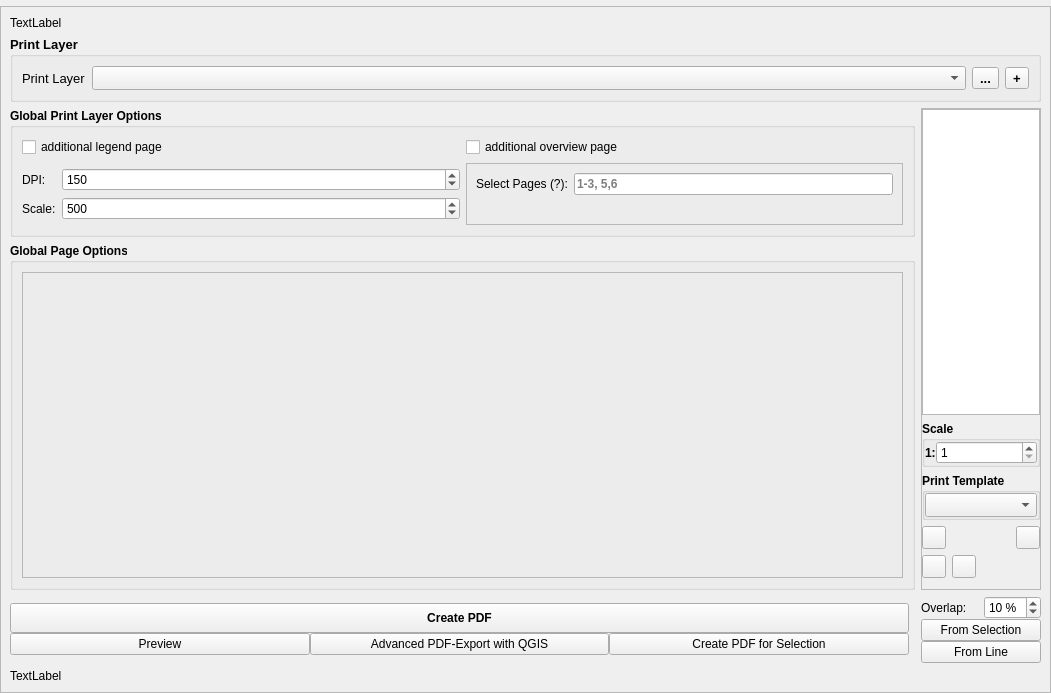
Before: the Qt Designer form modules/plot/plot_menu.ui in telekom/qgis_plugin_plot, drawn with Qt 5.
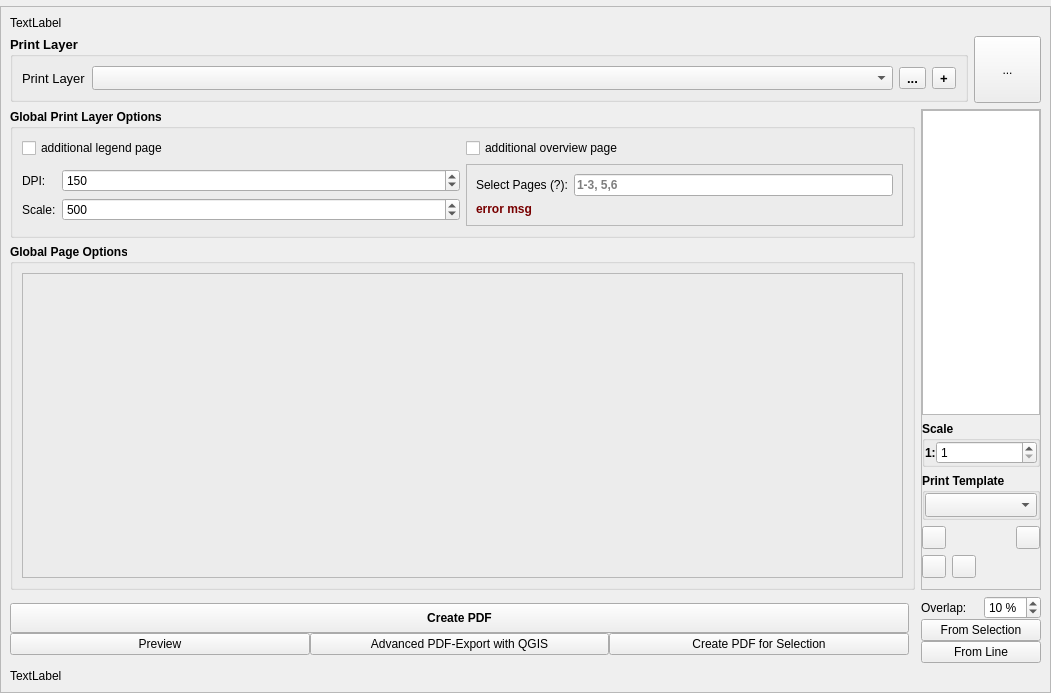
After: the same form once the commit is applied.

```diff
--- a/modules/plot/plot_menu.ui
+++ b/modules/plot/plot_menu.ui
@@ -769,10 +769,16 @@
                       </property>
                      </widget>
                     </item>
-                    <item row="1" column="0">
-                     <widget class="QLabel" name="lable_blank">
+                    <item row="1" column="0" colspan="2">
+                     <widget class="QLabel" name="Lable_Error_Msg">
+                      <property name="enabled">
+                       <bool>true</bool>
+                      </property>
+                      <property name="styleSheet">
+                       <string notr="true">color: rgb(120, 0, 0);</string>
+                      </property>
                       <property name="text">
-                       <string/>
+                       <string>error msg</string>
                       </property>
                      </widget>
                     </item>
@@ -900,6 +906,36 @@
             </widget>
            </item>
            <item row="2" column="0">
+            <widget class="QFrame" name="frame_6">
+             <property name="enabled">
+              <bool>true</bool>
+             </property>
+             <property name="sizePolicy">
+              <sizepolicy hsizetype="Minimum" vsizetype="Maximum">
+               <horstretch>0</horstretch>
+               <verstretch>0</verstretch>
+              </sizepolicy>
+             </property>
+             <property name="frameShape">
+              <enum>QFrame::NoFrame</enum>
+             </property>
+             <property name="frameShadow">
+              <enum>QFrame::Raised</enum>
+             </property>
+             <layout class="QHBoxLayout" name="horizontalLayout_9">
+              <property name="leftMargin">
+               <number>0</number>
+              </property>
+              <property name="topMargin">
+               <number>0</number>
+              </property>
+              <property name="rightMargin">
+               <number>0</number>
+              </property>
+              <property name="bottomMargin">
+               <number>0</number>
+              </property>
+              <item>
             <widget class="QGroupBox" name="GroupBox_StartEditing">
              <property name="sizePolicy">
               <sizepolicy hsizetype="Preferred" vsizetype="Maximum">
@@ -1006,6 +1042,34 @@
                   </widget>
                  </item>
                 </layout>
+                  </widget>
+                 </item>
+                </layout>
+               </widget>
+              </item>
+              <item>
+               <widget class="QToolButton" name="toolButton">
+                <property name="sizePolicy">
+                 <sizepolicy hsizetype="Preferred" vsizetype="Preferred">
+                  <horstretch>0</horstretch>
+                  <verstretch>0</verstretch>
+                 </sizepolicy>
+                </property>
+                <property name="minimumSize">
+                 <size>
+                  <width>67</width>
+                  <height>67</height>
+                 </size>
+                </property>
+                <property name="sizeIncrement">
+                 <size>
+                  <width>0</width>
+                  <height>0</height>
+                 </size>
+                </property>
+                <property name="text">
+                 <string>...</string>
+                </property>
                </widget>
               </item>
              </layout>
```
Lines whose indentation alone changed are shown as unchanged.
